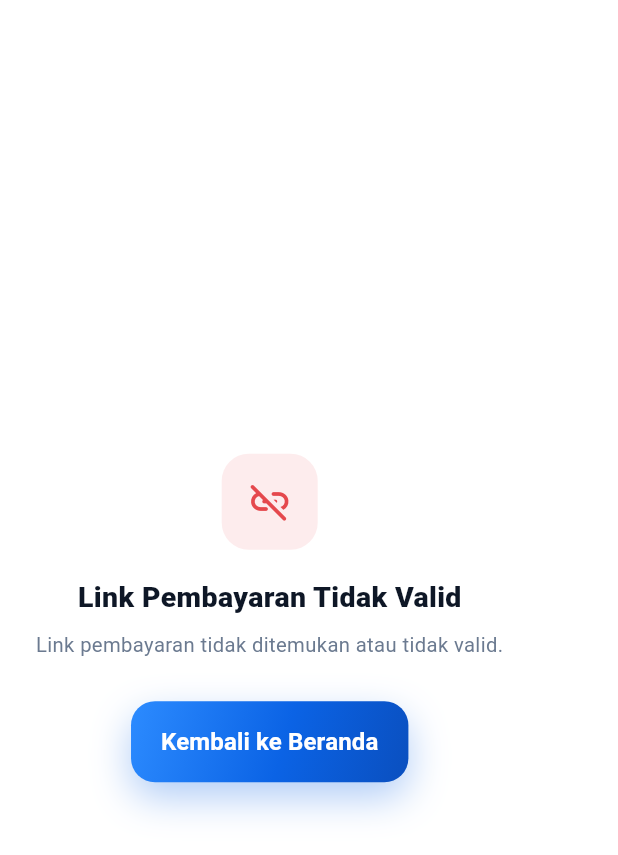
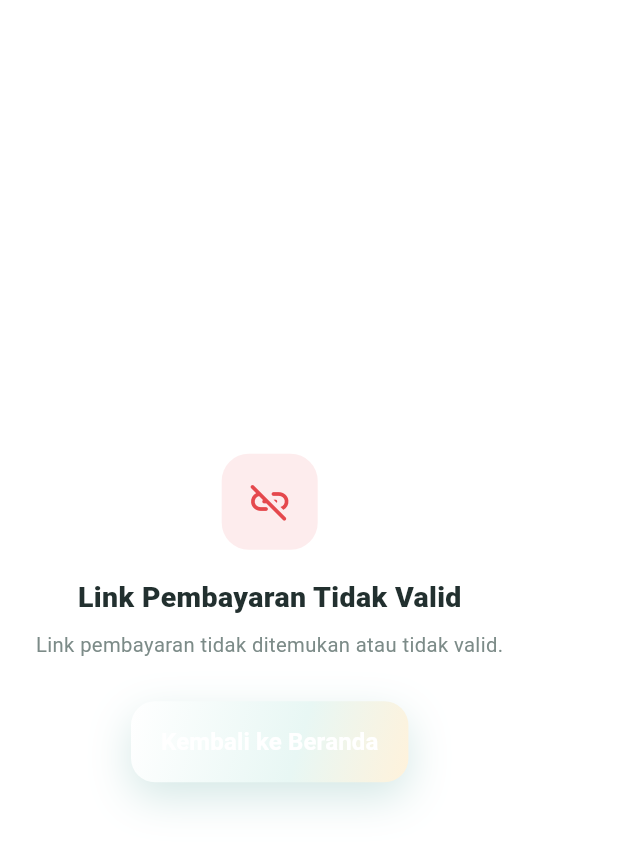
Before and after one commit to WhoIsR/EMoney-MobileApp, a Flutter app: the PaymentDeeplinkPage screen opened by its route, on a phone screen of 412 x 824 dp. Shown: the top 855 px of the screen. Run offline on Flutter 3.47's test engine with Material 3 defaults, Android fonts, the phone set to English and light mode, and no system bars; our stand-ins replace app_links, dio, equatable, firebase_auth, firebase_core, firebase_messaging and 6 more; missing offline and left inert: mobile_scanner; accounts and stored records are empty; network calls fail; Roboto replaces fonts that are missing (PlusJakartaSans).

Commit message:
style: atur palette dompet
Mengganti warna dasar ke tone terang dan soft.

```diff
--- a/lib/core/theme/app_colors.dart
+++ b/lib/core/theme/app_colors.dart
@@ -1,63 +1,73 @@
 import 'package:flutter/material.dart';
 
 class AppColors {
-  // Primary Blue
-  static const Color primary = Color(0xFF0B63E5);
-  static const Color primaryLight = Color(0xFF2C8BFF);
-  static const Color primaryDark = Color(0xFF0A4FBF);
-  static const Color primarySurface = Color(0xFFE8F1FD);
-  static const Color primaryBorder = Color(0xFFB8D0F7);
+  // Soft modern palette
+  static const Color primary = Color(0xFF2A8C82);
+  static const Color primaryLight = Color(0xFF8FDCD3);
+  static const Color primaryDark = Color(0xFF1C6B64);
+  static const Color primarySurface = Color(0xFFE7F6F3);
+  static const Color primaryBorder = Color(0xFFBFE7E1);
 
   // Semantic
   static const Color green = Color(0xFF16A571);
   static const Color greenSurface = Color(0xFFE8F8F2);
-  static const Color amber = Color(0xFFD98512);
-  static const Color amberSurface = Color(0xFFFDF3E3);
+  static const Color amber = Color(0xFFC08A3E);
+  static const Color amberSurface = Color(0xFFFFF5E5);
   static const Color red = Color(0xFFE5484D);
   static const Color redSurface = Color(0xFFFDECED);
-  static const Color violet = Color(0xFF7A5AF8);
-  static const Color violetSurface = Color(0xFFF0EEFF);
+  static const Color violet = Color(0xFF6F7FB8);
+  static const Color violetSurface = Color(0xFFF0F2FA);
 
   // Neutral
-  static const Color ink = Color(0xFF0E1726);
-  static const Color slate600 = Color(0xFF4B5E78);
-  static const Color slate500 = Color(0xFF6B7A90);
-  static const Color slate400 = Color(0xFF9DABBE);
-  static const Color slate300 = Color(0xFFCBD2DD);
-  static const Color line = Color(0xFFE8ECF2);
-  static const Color line2 = Color(0xFFF3F5F8);
-  static const Color bg = Color(0xFFF6F7F9);
+  static const Color ink = Color(0xFF22302F);
+  static const Color slate600 = Color(0xFF596D69);
+  static const Color slate500 = Color(0xFF7C8B88);
+  static const Color slate400 = Color(0xFFA8B5B2);
+  static const Color slate300 = Color(0xFFD2DBD8);
+  static const Color line = Color(0xFFE2EAE7);
+  static const Color line2 = Color(0xFFF0F4F2);
+  static const Color bg = Color(0xFFF7F8F4);
+  static const Color mist = Color(0xFFEFF8F6);
+  static const Color champagne = Color(0xFFFFF4DF);
+  static const Color glass = Color(0xCCFFFFFF);
+  static const Color glassLine = Color(0xB3FFFFFF);
   static const Color white = Color(0xFFFFFFFF);
 
   // Gradient
   static const LinearGradient primaryGradient = LinearGradient(
     begin: Alignment.topLeft,
     end: Alignment.bottomRight,
-    stops: [0.0, 0.55, 1.0],
-    colors: [primaryLight, primary, primaryDark],
+    stops: [0.0, 0.6, 1.0],
+    colors: [Color(0xFFFFFFFF), Color(0xFFE8F7F4), Color(0xFFFFF2DB)],
+  );
+
+  static const LinearGradient accentGradient = LinearGradient(
+    begin: Alignment.topLeft,
+    end: Alignment.bottomRight,
+    colors: [primaryLight, primary],
   );
 
   // Shadows
   static List<BoxShadow> shadowCard = [
     BoxShadow(
-      color: Color(0x14000000),
-      blurRadius: 24,
+      color: Color(0x1A5E756F),
+      blurRadius: 28,
       spreadRadius: 0,
       offset: Offset(0, 4),
     ),
   ];
   static List<BoxShadow> shadowSoft = [
     BoxShadow(
-      color: Color(0x0A000000),
-      blurRadius: 12,
+      color: Color(0x145E756F),
+      blurRadius: 16,
       spreadRadius: 0,
       offset: Offset(0, 2),
     ),
   ];
   static List<BoxShadow> shadowPrimary = [
     BoxShadow(
-      color: Color(0x520B63E5),
-      blurRadius: 22,
+      color: Color(0x332A8C82),
+      blurRadius: 24,
       spreadRadius: 0,
       offset: Offset(0, 10),
     ),
```
